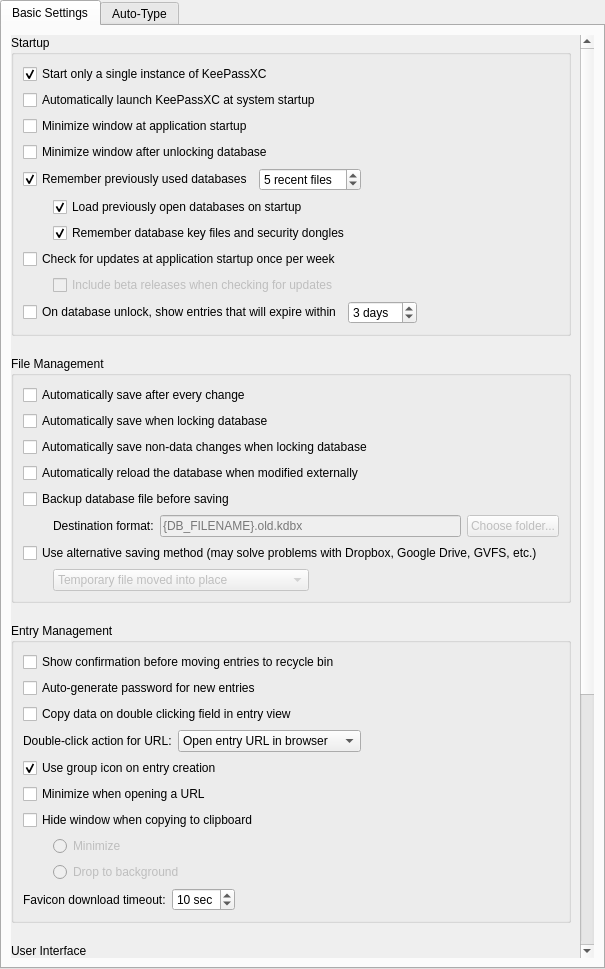
Qt form src/gui/ApplicationSettingsWidgetGeneral.ui (keepassxreboot/keepassxc) before a commit.
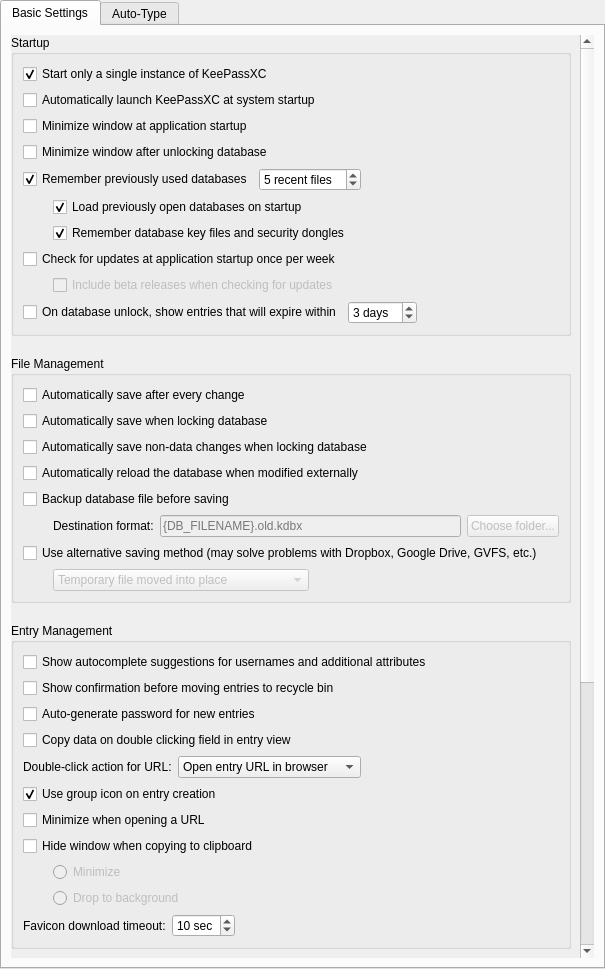
The same form after that commit. Custom widgets are drawn as their Qt base class.

Commit message: Add option to toggle suggestions

The edit to the form file:
```diff
--- a/src/gui/ApplicationSettingsWidgetGeneral.ui
+++ b/src/gui/ApplicationSettingsWidgetGeneral.ui
@@ -535,6 +535,13 @@
               <string>Entry Management</string>
              </property>
              <layout class="QVBoxLayout" name="verticalLayout_6">
+              <item>
+               <widget class="QCheckBox" name="autocompleteSuggestionsCheckBox">
+                <property name="text">
+                 <string>Show autocomplete suggestions for usernames and additional attributes</string>
+                </property>
+               </widget>
+              </item>
               <item>
                <widget class="QCheckBox" name="ConfirmMoveEntryToRecycleBinCheckBox">
                 <property name="text">
```
The commit also changes 4 other files.
